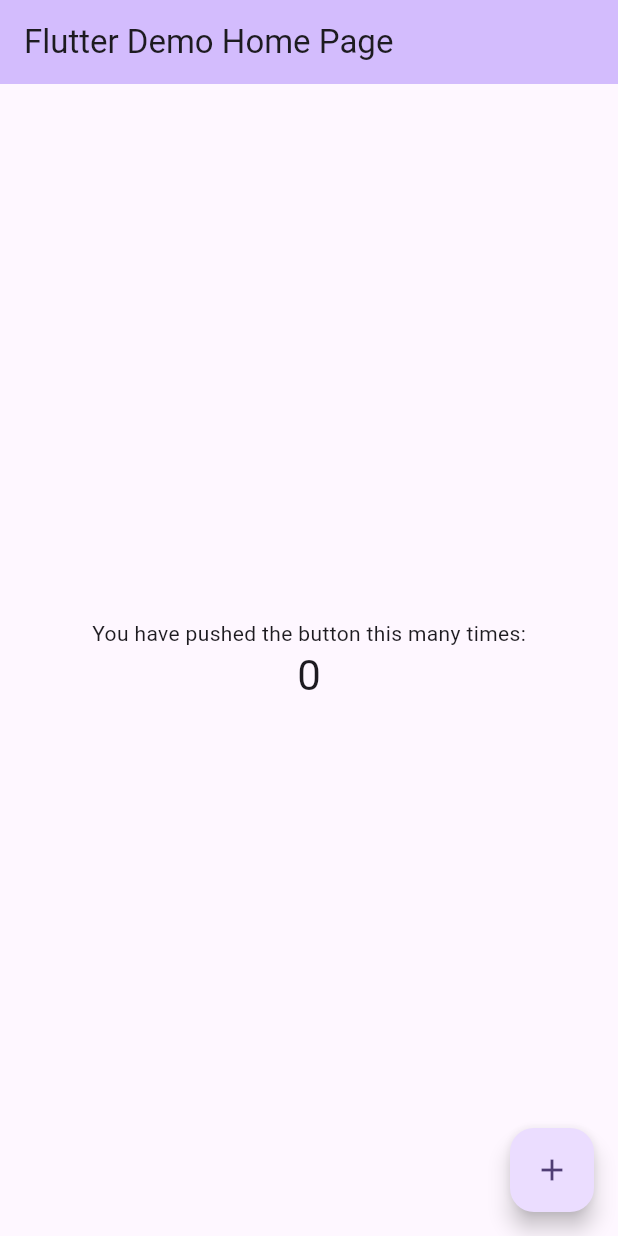
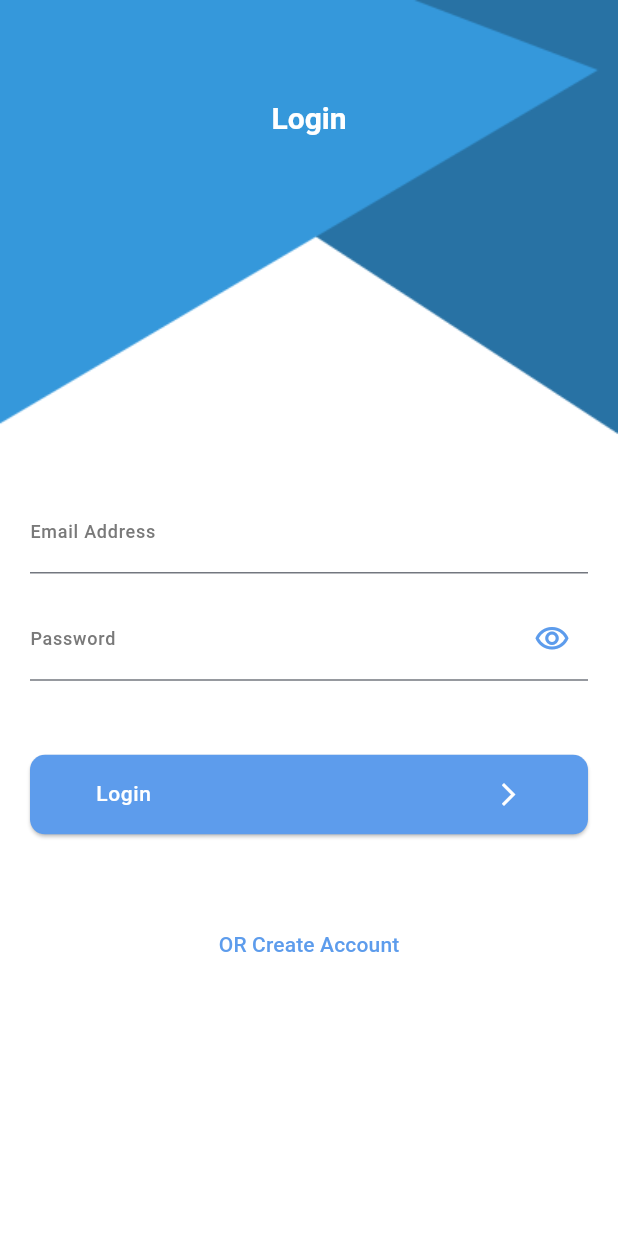
Before and after one commit to MoAhmed2004/ToDo_App, a Flutter app: the screen it shows after launch, on a phone screen of 412 x 824 dp. Run offline on Flutter 3.47's test engine with Material 3 defaults, Android fonts, the phone set to English and light mode, and no system bars; our stand-ins replace firebase_auth, firebase_core; accounts and stored records are empty; generated files the repository leaves out were written again.

Commit message:
+ finish login screen + finish register screen + initialize home screen + added firebase Auth

```diff
--- /dev/null
+++ b/lib/firebase/firebaseAuthCodes.dart
@@ -0,0 +1,6 @@
+class FireBaseAuthCodes{
+  static const String weakPassword = 'weak-password';
+  static const String emailAlreadyInUse = 'email-already-in-use';
+  static const String userNotFound = 'user-not-found';
+  static const String wrongPassword = 'wrong-password';
+}
--- a/lib/main.dart
+++ b/lib/main.dart
@@ -1,6 +1,16 @@
 import 'package:flutter/material.dart';
+import 'package:todo/style/AppStyle.dart';
+import 'package:todo/ui/home/home_screen.dart';
+import 'package:todo/ui/login/login_screen.dart';
+import 'package:todo/ui/signup/register_screen.dart';
+import 'package:firebase_core/firebase_core.dart';
+import 'firebase_options.dart';
 
-void main() {
+void main() async{
+  WidgetsFlutterBinding.ensureInitialized();
+  await Firebase.initializeApp(
+    options: DefaultFirebaseOptions.currentPlatform,
+  );
   runApp(const MyApp());
 }
 
@@ -11,115 +21,16 @@ class MyApp extends StatelessWidget {
   @override
   Widget build(BuildContext context) {
     return MaterialApp(
+      debugShowCheckedModeBanner: false,
       title: 'Flutter Demo',
-      theme: ThemeData(
-        // This is the theme of your application.
-        //
-        // TRY THIS: Try running your application with "flutter run". You'll see
-        // the application has a purple toolbar. Then, without quitting the app,
-        // try changing the seedColor in the colorScheme below to Colors.green
-        // and then invoke "hot reload" (save your changes or press the "hot
-        // reload" button in a Flutter-supported IDE, or press "r" if you used
-        // the command line to start the app).
-        //
-        // Notice that the counter didn't reset back to zero; the application
-        // state is not lost during the reload. To reset the state, use hot
-        // restart instead.
-        //
-        // This works for code too, not just values: Most code changes can be
-        // tested with just a hot reload.
-        colorScheme: ColorScheme.fromSeed(seedColor: Colors.deepPurple),
-        useMaterial3: true,
-      ),
-      home: const MyHomePage(title: 'Flutter Demo Home Page'),
-    );
+      theme: AppStyle.lightTheme,
+      routes:{
+        LoginScreen.routeName:(_)=>LoginScreen(),
+        RegisterScreen.routeName:(_)=>RegisterScreen(),
+        HomeScreen.routeName:(_)=>HomeScreen(),
+
+    },
+    initialRoute: LoginScreen.routeName,
+        );
   }
 }
-
-class MyHomePage extends StatefulWidget {
-  const MyHomePage({super.key, required this.title});
-
-  // This widget is the home page of your application. It is stateful, meaning
-  // that it has a State object (defined below) that contains fields that affect
-  // how it looks.
-
-  // This class is the configuration for the state. It holds the values (in this
-  // case the title) provided by the parent (in this case the App widget) and
-  // used by the build method of the State. Fields in a Widget subclass are
-  // always marked "final".
-
-  final String title;
-
-  @override
-  State<MyHomePage> createState() => _MyHomePageState();
-}
-
-class _MyHomePageState extends State<MyHomePage> {
-  int _counter = 0;
-
-  void _incrementCounter() {
-    setState(() {
-      // This call to setState tells the Flutter framework that something has
-      // changed in this State, which causes it to rerun the build method below
-      // so that the display can reflect the updated values. If we changed
-      // _counter without calling setState(), then the build method would not be
-      // called again, and so nothing would appear to happen.
-      _counter++;
-    });
-  }
-
-  @override
-  Widget build(BuildContext context) {
-    // This method is rerun every time setState is called, for instance as done
-    // by the _incrementCounter method above.
-    //
-    // The Flutter framework has been optimized to make rerunning build methods
-    // fast, so that you can just rebuild anything that needs updating rather
-    // than having to individually change instances of widgets.
-    return Scaffold(
-      appBar: AppBar(
-        // TRY THIS: Try changing the color here to a specific color (to
-        // Colors.amber, perhaps?) and trigger a hot reload to see the AppBar
-        // change color while the other colors stay the same.
-        backgroundColor: Theme.of(context).colorScheme.inversePrimary,
-        // Here we take the value from the MyHomePage object that was created by
-        // the App.build method, and use it to set our appbar title.
-        title: Text(widget.title),
-      ),
-      body: Center(
-        // Center is a layout widget. It takes a single child and positions it
-        // in the middle of the parent.
-        child: Column(
-          // Column is also a layout widget. It takes a list of children and
-          // arranges them vertically. By default, it sizes itself to fit its
-          // children horizontally, and tries to be as tall as its parent.
-          //
-          // Column has various properties to control how it sizes itself and
-          // how it positions its children. Here we use mainAxisAlignment to
-          // center the children vertically; the main axis here is the vertical
-          // axis because Columns are vertical (the cross axis would be
-          // horizontal).
-          //
-          // TRY THIS: Invoke "debug painting" (choose the "Toggle Debug Paint"
-          // action in the IDE, or press "p" in the console), to see the
-          // wireframe for each widget.
-          mainAxisAlignment: MainAxisAlignment.center,
-          children: <Widget>[
-            const Text(
-              'You have pushed the button this many times:',
-            ),
-            Text(
-              '$_counter',
-              style: Theme.of(context).textTheme.headlineMedium,
-            ),
-          ],
-        ),
-      ),
-      floatingActionButton: FloatingActionButton(
-        onPressed: _incrementCounter,
-        tooltip: 'Increment',
-        child: const Icon(Icons.add),
-      ), // This trailing comma makes auto-formatting nicer for build methods.
-    );
-  }
-}
--- /dev/null
+++ b/lib/style/AppColors.dart
@@ -0,0 +1,8 @@
+import 'package:flutter/material.dart';
+
+class AppColors{
+  static const Color lightPrimary = Color(0xff5D9CEC);
+  static const Color lightBackGround = Color(0xffDFECDB);
+  static const Color labelColor = Color(0xFF797979);
+
+}
--- /dev/null
+++ b/lib/style/AppStyle.dart
@@ -0,0 +1,37 @@
+import 'package:flutter/material.dart';
+import 'package:todo/style/AppColors.dart';
+
+class AppStyle{
+  static ThemeData lightTheme = ThemeData(
+    appBarTheme: AppBarTheme(
+      backgroundColor: AppColors.lightPrimary,
+      titleTextStyle: TextStyle(
+        color: Colors.white,
+        fontSize: 22,
+        fontWeight: FontWeight.w700,
+      ),
+      toolbarHeight: 157,
+    ),
+    scaffoldBackgroundColor: AppColors.lightBackGround,
+    textTheme: TextTheme(
+      labelSmall: TextStyle(
+        fontSize: 12,
+        color: AppColors.labelColor,
+      ),
+      titleSmall: TextStyle(
+        fontSize: 18,
+        color: Colors.black,
+      ),
+      bodySmall: TextStyle(
+        fontSize: 14,
+        color: Colors.white,
+        fontWeight: FontWeight.w500,
+      ),
+    ),
+
+    colorScheme: ColorScheme.fromSeed(
+        seedColor: AppColors.lightPrimary,
+        primary: AppColors.lightPrimary,
+    )
+  );
+}
--- /dev/null
+++ b/lib/style/DialogUtils.dart
@@ -0,0 +1,38 @@
+import 'package:flutter/material.dart';
+
+class DialogUtils{
+  static void ShowLoading(BuildContext context){
+  showDialog(context: context, builder: (context) =>AlertDialog(
+  content: SizedBox(
+  height: MediaQuery.of(context).size.height*0.1,
+  child: Center(
+  child: CircularProgressIndicator(),
+  ),
+  ),
+  ) ,);
+}
+
+static void ShowMessage(
+    BuildContext context,
+    {required String message,
+      String? OKButton,
+      void Function()? onOKPressed,
+      String? NoButton,
+      void Function()? onNoPressed,
+    }){
+  showDialog(context: context, builder:(context) => AlertDialog(
+    content: Text(message),
+    actions: [
+      if(OKButton!=null)
+      TextButton(
+          onPressed:onOKPressed,
+          child: Text(OKButton)),
+      if(NoButton!=null)
+        TextButton(
+            onPressed:onNoPressed,
+            child: Text(NoButton))
+    ],
+  ),);
+}
+
+}
--- /dev/null
+++ b/lib/style/reusable_components/customElevatedButton.dart
@@ -0,0 +1,32 @@
+import 'package:flutter/material.dart';
+
+class CustomElevatedButton extends StatelessWidget {
+  final void Function() onPress;
+  String title;
+   CustomElevatedButton({required this.onPress,required this.title});
+
+
+  @override
+  Widget build(BuildContext context) {
+    return ElevatedButton(
+      onPressed: onPress,
+      style: ElevatedButton.styleFrom(
+        shape: RoundedRectangleBorder(
+          borderRadius: BorderRadius.circular(10),
+        ),
+        backgroundColor: Theme.of(context).colorScheme.primary,
+
+      ),
+      child: Padding(
+        padding: const EdgeInsets.symmetric(vertical: 17,horizontal:20),
+        child: Row(
+          mainAxisAlignment: MainAxisAlignment.spaceBetween,
+          children: [
+            Text(title,style:Theme.of(context).textTheme.bodySmall,),
+            Icon(Icons.arrow_forward_ios_outlined,color: Colors.white,),
+          ],
+        ),
+      ),
+    );
+  }
+}
--- /dev/null
+++ b/lib/style/reusable_components/customFormField.dart
@@ -0,0 +1,56 @@
+import 'package:flutter/material.dart';
+typedef validation = String? Function(String?);
+class Customformfield extends StatefulWidget {
+  final String label;
+  final TextInputType keyboard;
+  final TextEditingController controller;
+  final bool isPassword;
+  final validation validator;
+  const Customformfield({required this.label,
+    required this.keyboard,
+    required this.controller,
+    this.isPassword = false,
+    required this.validator
+  });
+
+  @override
+  State<Customformfield> createState() => _CustomformfieldState();
+}
+
+class _CustomformfieldState extends State<Customformfield> {
+bool isVisible = true;
+
+  @override
+  Widget build(BuildContext context) {
+    return TextFormField(
+      validator:widget.validator ,
+      obscureText: widget.isPassword
+          ?isVisible
+          :false,
+      obscuringCharacter: '*',
+      keyboardType: widget.keyboard,
+      controller:widget.controller,
+      style: Theme.of(context).textTheme.titleSmall,
+      decoration: InputDecoration(
+        suffixIcon: widget.isPassword? IconButton(
+            onPressed: (){
+
+              setState(() {
+                isVisible = !isVisible;
+              });
+
+            },
+            icon: Icon(
+              isVisible
+                  ? Icons.visibility_outlined
+                  : Icons.visibility_off_outlined,
+              color:Theme.of(context).colorScheme.primary ,
+            )
+        )
+            :null,
+        labelText:widget.label,
+        labelStyle: Theme.of(context).textTheme.labelSmall,
+      ),
+    );
+  }
+}
--- /dev/null
+++ b/lib/style/reusable_components/validation.dart
@@ -0,0 +1,24 @@
+class Validation{
+  static String? nameValidator(String? value,String message){
+    if(value==null || value.isEmpty){
+      return message;
+    }
+    return null;
+  }
+
+  static String? emailValidator(String? value){
+    String? result = nameValidator(value, "Please Enter Your Email");
+    if(result==null){
+      if(!validEmail(value!)){
+        result = "Please Enter a valid Email";
+      }
+    }
+    return result;
+  }
+  static validEmail(String email){
+    final bool emailValid =
+        RegExp(r"^[a-zA-Z0-9.a-zA-Z0-9.!#$%&'*+-/=?^_`{|}~]+@[a-zA-Z0-9]+\.[a-zA-Z]+")
+            .hasMatch(email);
+    return emailValid;
+  }
+}
--- /dev/null
+++ b/lib/ui/login/login_screen.dart
@@ -0,0 +1,148 @@
+import 'package:firebase_auth/firebase_auth.dart';
+import 'package:flutter/material.dart';
+import 'package:todo/firebase/firebaseAuthCodes.dart';
+import 'package:todo/style/DialogUtils.dart';
+import 'package:todo/style/reusable_components/customElevatedButton.dart';
+import 'package:todo/style/reusable_components/customFormField.dart';
+import 'package:todo/style/reusable_components/validation.dart';
+import 'package:todo/ui/home/home_screen.dart';
+import 'package:todo/ui/signup/register_screen.dart';
+
+class LoginScreen extends StatefulWidget {
+  const LoginScreen({super.key});
+  static const String routeName = 'login';
+
+  @override
+  State<LoginScreen> createState() => _LoginScreenState();
+}
+
+class _LoginScreenState extends State<LoginScreen> {
+  late TextEditingController emailController;
+  late TextEditingController passwordController;
+  GlobalKey<FormState> formKey = GlobalKey<FormState>();
+
+  @override
+  void initState() {
+    // TODO: implement initState
+    super.initState();
+    emailController=TextEditingController();
+    passwordController=TextEditingController();
+  }
+
+  @override
+  dispose(){
+    super.dispose();
+    emailController.dispose();
+    passwordController.dispose();
+  }
+  @override
+  Widget build(BuildContext context) {
+    double height = MediaQuery.of(context).size.height;
+
+    return Container(
+      decoration: BoxDecoration(
+        color: Colors.white,
+        image: DecorationImage(
+          image: AssetImage('assets/images/back.png'),
+          fit: BoxFit.fill,
+        ),
+      ),
+      child: Scaffold(
+        appBar: AppBar(
+          backgroundColor: Colors.transparent,
+          title: Text('Login'),
+          centerTitle: true,
+          titleTextStyle: TextStyle(
+            fontSize: 20,
+            fontWeight: FontWeight.bold,
+            color: Colors.white,
+          ),
+        ),
+        backgroundColor: Colors.transparent,
+        body: Padding(
+          padding: const EdgeInsets.all(20),
+          child: Form(
+            key:formKey ,
+            child: Center(
+              child: SingleChildScrollView(
+                child: Column(
+                  children: [
+                    Customformfield(label:"Email Address" ,
+                        keyboard: TextInputType.emailAddress,
+                        controller: emailController,
+                        validator: Validation.emailValidator
+                    ),
+
+                    SizedBox(height: height*0.02,),
+                    Customformfield(label:"Password" ,
+                      keyboard: TextInputType.visiblePassword,
+                      controller: passwordController,
+                      isPassword: true,
+                      validator: (value){
+                        if(value==null || value.isEmpty){
+                          return 'Please Enter Password';
+                        }
+                        if(value.length<8){
+                          return 'Password must be at least 8 characters';
+                        }
+                        return null;
+                      },),
+
+                    SizedBox(height: height*0.06,),
+                    CustomElevatedButton(onPress: (){
+                      login();
+                    },
+                      title: 'Login',),
+                    SizedBox(height: height*0.06,),
+
+                    TextButton(
+                        onPressed: (){
+                      Navigator.of(context).pushNamed(RegisterScreen.routeName);
+                    }, child: Text(
+                      "OR Create Account")),
+
+
+                  ],
+                ),
+              ),
+            ),
+          ),
+        ),
+
+      ),
+    );
+  }
+  login()async{
+    if(formKey.currentState!.validate()){
+      try{
+        DialogUtils.ShowLoading(context);
+       UserCredential userCredential = await FirebaseAuth.instance.signInWithEmailAndPassword(
+            email: emailController.text,
+            password: passwordController.text
+        );
+        Navigator.of(context).pop();
+        Navigator.of(context).pushReplacementNamed(HomeScreen.routeName);
+      }on FirebaseAuthException catch(e){
+        Navigator.of(context).pop();
+        if (e.code == FireBaseAuthCodes.userNotFound) {
+          DialogUtils.ShowMessage(context,
+              message: "No user found fot that email",
+              OKButton: "OK",
+              onOKPressed: (){
+                Navigator.of(context).pop();
+              }
+          );
+        } else if (e.code == FireBaseAuthCodes.wrongPassword) {
+          DialogUtils.ShowMessage(context,
+              message: "Wrong password",
+              OKButton: "OK",
+              onOKPressed: (){
+                Navigator.of(context).pop();
+              }
+          );
+        }
+      }
+
+    }
+  }
+}
--- a/pubspec.yaml
+++ b/pubspec.yaml
@@ -35,6 +35,8 @@ dependencies:
   # The following adds the Cupertino Icons font to your application.
   # Use with the CupertinoIcons class for iOS style icons.
   cupertino_icons: ^1.0.8
+  firebase_core: ^3.8.0
+  firebase_auth: ^5.3.3
 
 dev_dependencies:
   flutter_test:
@@ -59,8 +61,8 @@ flutter:
   uses-material-design: true
 
   # To add assets to your application, add an assets section, like this:
-  # assets:
-  #   - images/a_dot_burr.jpeg
+  assets:
+    - assets/images/
   #   - images/a_dot_ham.jpeg
 
   # An image asset can refer to one or more resolution-specific "variants", see
```
Also changed, not shown: lib/ui/home/home_screen.dart (added, +55 -0 lines), lib/ui/home/widgets/tabs/settings_tab.dart (added, +10 -0 lines), lib/ui/home/widgets/tabs/tasks_tab.dart (added, +10 -0 lines), lib/ui/signup/register_screen.dart (added, +176 -0 lines), assets/images/back.png (added), firebase.json (added), pubspec.lock, 7 other files.
